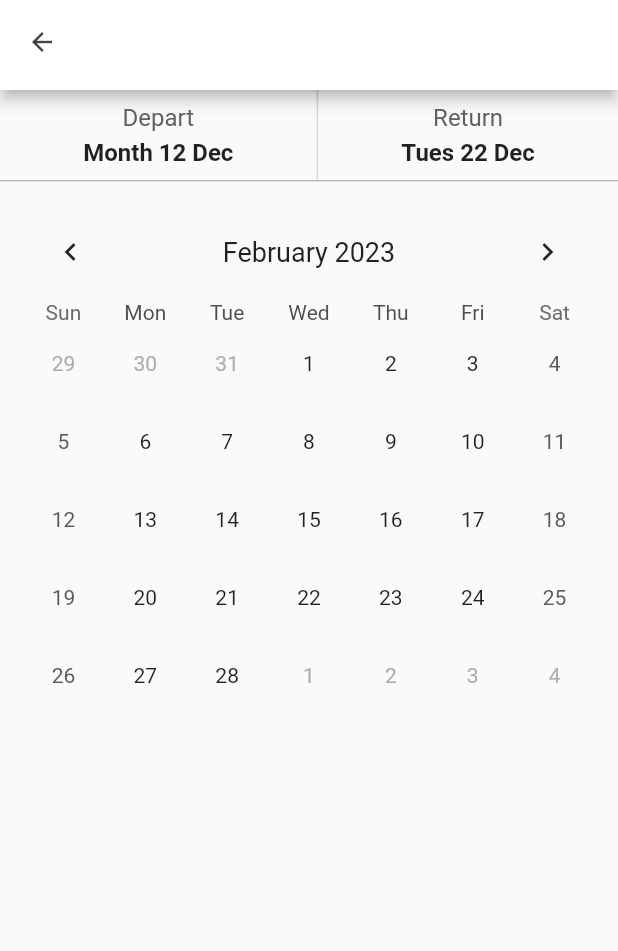
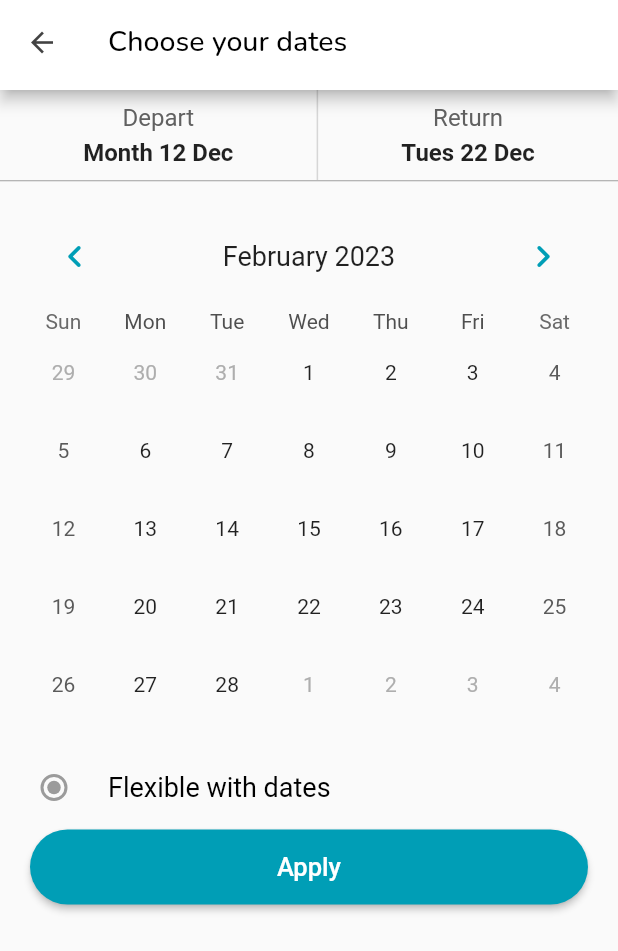
Before and after one commit to CamilleLinan/Test_Flutter_AppHotels, a Flutter app: the CalendarPage screen opened directly, on a phone screen of 412 x 824 dp. Shown: the top 951 px of the screen. Run offline on Flutter 3.47's test engine with Material 2 defaults, Android fonts, the phone set to English and light mode, and no system bars; drawn by our look-alikes of table_calendar; our stand-ins replace google_fonts.

Commit message:
calendar page OK

```diff
--- a/lib/Pages/calendar_page.dart
+++ b/lib/Pages/calendar_page.dart
@@ -1,6 +1,7 @@
 import 'package:apphotels/Pages/widgets/appbar_page.dart';
 import 'package:apphotels/Pages/widgets/calendar_range.dart';
 import 'package:apphotels/Pages/widgets/period_section.dart';
+import 'package:apphotels/Pages/widgets/validate_booking_section.dart';
 import 'package:flutter/material.dart';
 
 class CalendarPage extends StatelessWidget {
@@ -14,6 +15,7 @@ class CalendarPage extends StatelessWidget {
         children: const [
           PeriodSection(),
           CalendarRange(),
+          ValidateBookingSection(),
         ],
       ),
     );
--- a/lib/Pages/widgets/appbar_page.dart
+++ b/lib/Pages/widgets/appbar_page.dart
@@ -1,4 +1,5 @@
 import 'package:flutter/material.dart';
+import 'package:google_fonts/google_fonts.dart';
 
 class MyAppBarPage extends StatelessWidget implements PreferredSizeWidget {
   const MyAppBarPage({super.key});
@@ -13,12 +14,19 @@ class MyAppBarPage extends StatelessWidget implements PreferredSizeWidget {
         icon: Icon(
           Icons.arrow_back,
           color: Colors.grey[800],
-          size: 20,
+          size: 22,
         ),
         onPressed: () {
           Navigator.pop(context);
         },
       ),
+      title: Text(
+        'Choose your dates',
+        style: GoogleFonts.nunito(
+          color: Colors.black,
+          fontSize: 19,
+        ),
+      ),
       backgroundColor: Colors.white,
     );
   }
--- a/lib/Pages/widgets/calendar_range.dart
+++ b/lib/Pages/widgets/calendar_range.dart
@@ -38,6 +38,16 @@ class _CalendarRangeState extends State<CalendarRange> {
             titleCentered: true,
             formatButtonVisible: false,
             titleTextStyle: TextStyle(fontSize: 18),
+            leftChevronIcon: Icon(
+              Icons.chevron_left_rounded,
+              color: dBlue,
+              size: 30,
+            ),
+            rightChevronIcon: Icon(
+              Icons.chevron_right_rounded,
+              color: dBlue,
+              size: 30,
+            ),
           ),
           calendarStyle: const CalendarStyle(
             isTodayHighlighted: false,
--- /dev/null
+++ b/lib/Pages/widgets/validate_booking_section.dart
@@ -0,0 +1,51 @@
+import 'package:apphotels/Home/home_page.dart';
+import 'package:flutter/material.dart';
+
+class ValidateBookingSection extends StatelessWidget {
+  const ValidateBookingSection({super.key});
+
+  final selectedRadio = 1;
+
+  @override
+  Widget build(BuildContext context) {
+    return Column(
+      children: [
+        RadioListTile(
+          value: selectedRadio,
+          activeColor: dBlue,
+          groupValue: selectedRadio,
+          selected: true,
+          title: const Text(
+            'Flexible with dates',
+            style: TextStyle(
+              color: Colors.black,
+              fontSize: 18,
+            ),
+          ),
+          onChanged: null,
+        ),
+        Container(
+          padding: const EdgeInsets.symmetric(horizontal: 20),
+          width: double.infinity,
+          child: ElevatedButton(
+            style: ElevatedButton.styleFrom(
+              backgroundColor: dBlue,
+              padding: const EdgeInsets.all(15),
+              shape: RoundedRectangleBorder(
+                borderRadius: BorderRadius.circular(30),
+              ),
+            ),
+            child: const Text(
+              'Apply',
+              style: TextStyle(fontSize: 17),
+            ),
+            onPressed: () {
+              print('Apply Booking');
+              Navigator.pop(context);
+            },
+          ),
+        )
+      ],
+    );
+  }
+}
```
